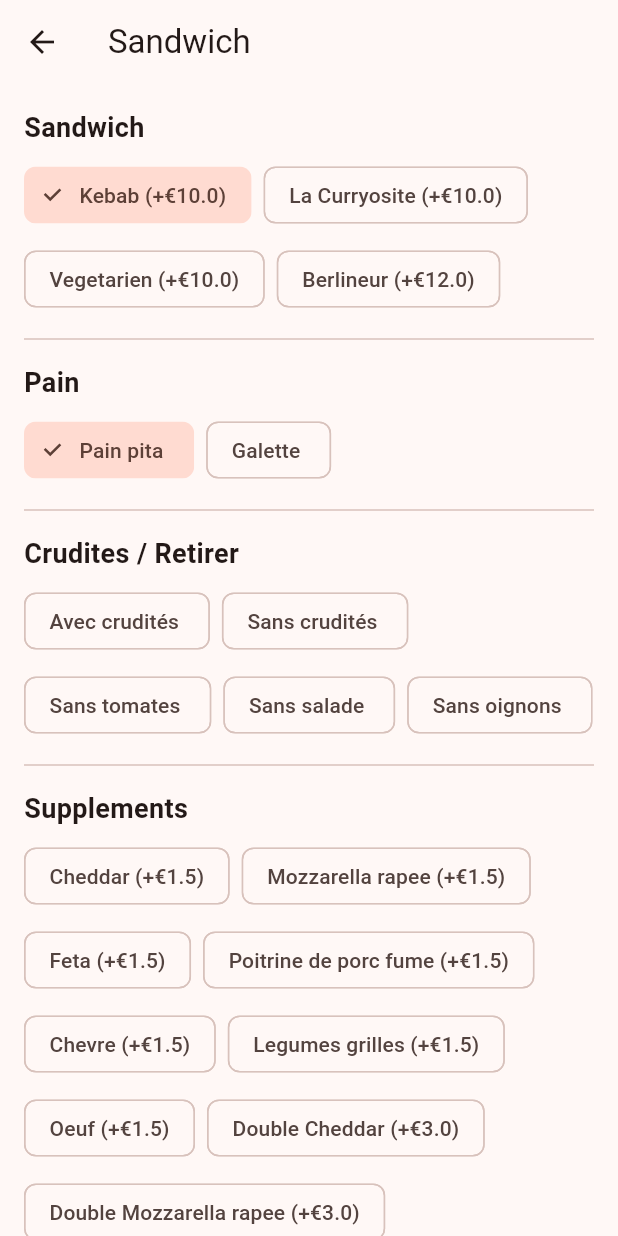
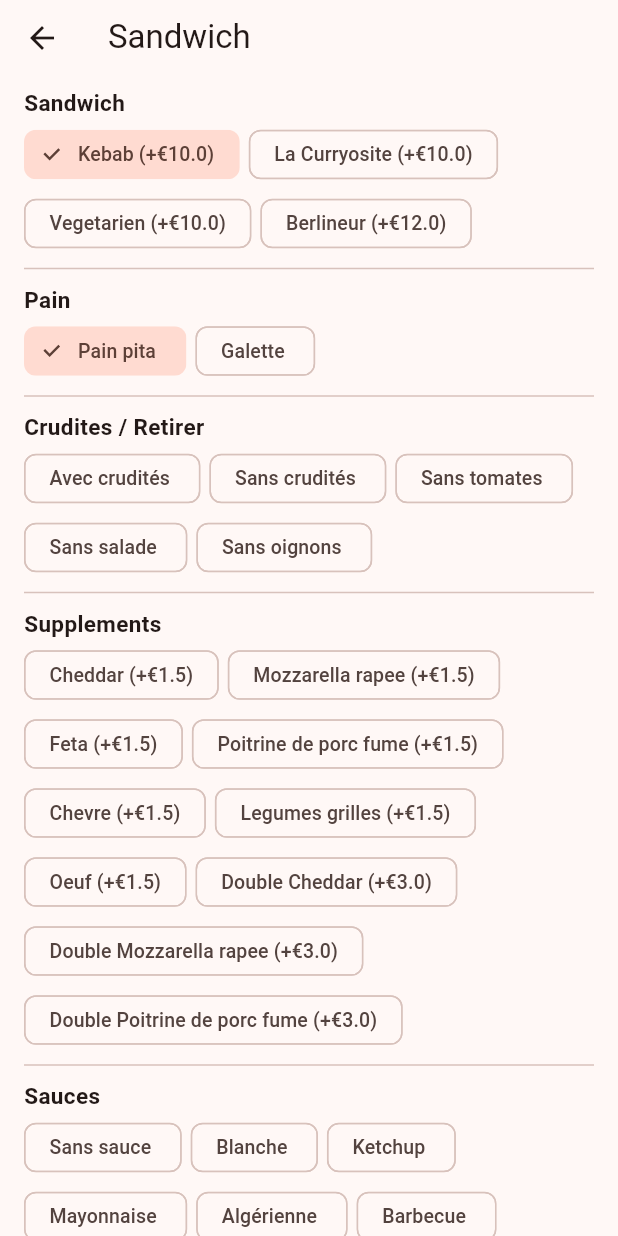
Before and after one commit to w3ruslan/biscornue2026, a Flutter app: the screen it shows after launch, after a tap on "Sandwich", on a phone screen of 412 x 824 dp. Run offline on Flutter 3.47's test engine with Material 3 defaults, Android fonts, the phone set to English and light mode, and no system bars; our stand-ins replace shared_preferences.

Commit message:
Refactor and optimize main.dart for better performance

```diff
--- a/lib/main.dart
+++ b/lib/main.dart
@@ -38,7 +38,7 @@ class App extends StatelessWidget {
 }
 
 /* =======================
-  MODÈLES & ÉTAT
+  MODÈLES & ÉTAT (MODELS & STATE)
 ======================= */
 class OptionItem {
   final String id;
@@ -117,7 +117,7 @@ class CartLine {
   final Product product;
   final Map<String, List<OptionItem>> picked;
   int qty;
-  String note; // Ajout de la note client
+  String note;
 
   CartLine({required this.product, required this.picked, this.qty = 1, this.note = ""});
 
@@ -230,27 +230,13 @@ class AppState extends ChangeNotifier {
     notifyListeners();
   }
 
-  void replaceProductAt(int i, Product p) {
-    products[i] = p;
-    _saveProducts();
+  void restoreOrderToCart(SavedOrder order) {
+    cart.addAll(order.lines);
     notifyListeners();
   }
 
   void addLineToCart(Product p, Map<String, List<OptionItem>> picked, String note, {int qty = 1}) {
     cart.add(CartLine(product: p, picked: picked, qty: qty, note: note));
-    notifyListeners();
-  }
-
-  void restoreOrderToCart(SavedOrder order) {
-    cart.addAll(order.lines);
-    notifyListeners();
-  }
-
-  void updateCartLineQty(int i, int newQty) {
-    if (i < 0 || i >= cart.length) return;
-    if (newQty < 1) newQty = 1;
-    final l = cart[i];
-    cart[i] = CartLine(product: l.product, picked: l.picked, qty: newQty, note: l.note);
     notifyListeners();
   }
 
@@ -287,22 +273,6 @@ class AppState extends ChangeNotifier {
     _saveOrders();
     notifyListeners();
   }
-
-  Future<void> setPrepMinutes(int m) async {
-    prepMinutes = m;
-    final sp = await SharedPreferences.getInstance();
-    await sp.setInt('prepMinutes', m);
-    notifyListeners();
-  }
-
-  Future<void> setPrinter(String ip, int port) async {
-    printerIp = ip;
-    printerPort = port;
-    final sp = await SharedPreferences.getInstance();
-    await sp.setString('printerIp', ip);
-    await sp.setInt('printerPort', port);
-    notifyListeners();
-  }
 }
 
 class AppScope extends InheritedNotifier<AppState> {
@@ -312,7 +282,7 @@ class AppScope extends InheritedNotifier<AppState> {
 }
 
 /* =======================
-  DATA HELPERS (FRENCH)
+  DATA HELPERS
 ======================= */
 List<OptionItem> _meats(double base) => [
       OptionItem(id: 'kebab', label: 'Kebab', price: base),
@@ -460,23 +430,24 @@ class _HomeState extends State<Home> {
       const ProductsPage(),
       const CartPage(),
       const OrdersPage(),
-      const Center(child: Text("Paramètres Admin")),
+      const Center(child: Text("Admin")),
     ];
 
     return Scaffold(
       appBar: AppBar(title: const Text('BISCORNUE')),
       body: pages[index],
       bottomNavigationBar: NavigationBar(
+        height: 60, // Tablet için daha kısa bar (Shorter bar for tablet)
         selectedIndex: index,
         onDestinationSelected: (i) => setState(() => index = i),
         destinations: [
-          const NavigationDestination(icon: Icon(Icons.grid_view_rounded), label: 'Produits'),
+          const NavigationDestination(icon: Icon(Icons.grid_view_rounded, size: 22), label: 'Produits'),
           NavigationDestination(
-            icon: Badge(label: Text('${app.cart.length}'), child: const Icon(Icons.shopping_bag_outlined)),
+            icon: Badge(label: Text('${app.cart.length}'), child: const Icon(Icons.shopping_bag_outlined, size: 22)),
             label: 'Panier',
           ),
-          const NavigationDestination(icon: Icon(Icons.receipt_long), label: 'Commandes'),
-          const NavigationDestination(icon: Icon(Icons.settings), label: 'Admin'),
+          const NavigationDestination(icon: Icon(Icons.receipt_long, size: 22), label: 'Commandes'),
+          const NavigationDestination(icon: Icon(Icons.settings, size: 22), label: 'Admin'),
         ],
       ),
     );
@@ -484,7 +455,7 @@ class _HomeState extends State<Home> {
 }
 
 /* =======================
-  PAGE PRODUITS
+  PAGE PRODUITS (OPTIMIZED FOR TABLET)
 ======================= */
 class ProductsPage extends StatelessWidget {
   const ProductsPage({super.key});
@@ -492,19 +463,26 @@ class ProductsPage extends StatelessWidget {
   Widget build(BuildContext context) {
     final app = AppScope.of(context);
     return GridView.builder(
-      padding: const EdgeInsets.all(16),
-      gridDelegate: const SliverGridDelegateWithFixedCrossAxisCount(crossAxisCount: 2, childAspectRatio: 1.4, crossAxisSpacing: 16, mainAxisSpacing: 16),
+      padding: const EdgeInsets.all(12),
+      gridDelegate: const SliverGridDelegateWithFixedCrossAxisCount(
+        crossAxisCount: 3, // Tablet için 3 sütun (3 columns for tablet)
+        childAspectRatio: 1.6,
+        crossAxisSpacing: 12,
+        mainAxisSpacing: 12
+      ),
       itemCount: app.products.length,
       itemBuilder: (_, i) => InkWell(
         onTap: () => Navigator.push(context, MaterialPageRoute(builder: (_) => ProductSelectionPage(product: app.products[i]))),
         child: Ink(
-          decoration: BoxDecoration(color: Colors.orange.shade50, borderRadius: BorderRadius.circular(24)),
+          decoration: BoxDecoration(color: Colors.orange.shade50, borderRadius: BorderRadius.circular(16)),
           child: Column(
             mainAxisAlignment: MainAxisAlignment.center,
             children: [
-              const Icon(Icons.fastfood, color: Colors.deepOrange),
-              const SizedBox(height: 8),
-              Text(app.products[i].name, style: const TextStyle(fontSize: 18, fontWeight: FontWeight.bold)),
+              const Icon(Icons.fastfood, color: Colors.deepOrange, size: 28),
+              const SizedBox(height: 4),
+              Text(app.products[i].name,
+                   style: const TextStyle(fontSize: 16, fontWeight: FontWeight.bold),
+                   textAlign: TextAlign.center),
             ],
           ),
         ),
@@ -514,7 +492,7 @@ class ProductsPage extends StatelessWidget {
 }
 
 /* =======================
-  SÉLECTION PRODUIT (ONE PAGE)
+  SÉLECTION PRODUIT (COMPACT VERSION)
 ======================= */
 class ProductSelectionPage extends StatefulWidget {
   final Product product;
@@ -556,45 +534,52 @@ class _ProductSelectionPageState extends State<ProductSelectionPage> {
   Widget build(BuildContext context) {
     final app = AppScope.of(context);
     return Scaffold(
-      appBar: AppBar(title: Text(widget.product.name)),
+      appBar: AppBar(title: Text(widget.product.name), toolbarHeight: 50),
       body: SingleChildScrollView(
-        padding: const EdgeInsets.all(16),
+        padding: const EdgeInsets.symmetric(horizontal: 16, vertical: 8),
         child: Column(
           crossAxisAlignment: CrossAxisAlignment.start,
           children: [
             for (var g in widget.product.groups) ...[
-              Text(g.title, style: const TextStyle(fontSize: 18, fontWeight: FontWeight.bold)),
-              const SizedBox(height: 8),
+              Text(g.title, style: const TextStyle(fontSize: 15, fontWeight: FontWeight.bold)),
+              const SizedBox(height: 4),
               Wrap(
-                spacing: 8,
-                runSpacing: 8,
+                spacing: 6,
+                runSpacing: 6,
                 children: g.items.map((it) {
                   final sel = (picked[g.id] ?? []).any((e) => e.id == it.id);
                   return ChoiceChip(
-                    label: Text("${it.label} ${it.price > 0 ? '(+€${it.price})' : ''}"),
+                    label: Text("${it.label} ${it.price > 0 ? '(+€${it.price})' : ''}",
+                                style: const TextStyle(fontSize: 13)),
                     selected: sel,
+                    visualDensity: VisualDensity.compact,
                     onSelected: (_) => _onToggle(g, it),
                   );
                 }).toList(),
               ),
-              const Divider(height: 32),
+              const Divider(height: 20),
             ],
-            const Text("Note pour la cuisine (ex: sans oignon)", style: TextStyle(fontWeight: FontWeight.bold)),
-            const SizedBox(height: 8),
+            const Text("Note pour la cuisine", style: TextStyle(fontWeight: FontWeight.bold, fontSize: 14)),
+            const SizedBox(height: 4),
             TextField(
               controller: noteCtrl,
-              decoration: const InputDecoration(border: OutlineInputBorder(), hintText: "Votre message..."),
+              style: const TextStyle(fontSize: 14),
+              decoration: const InputDecoration(
+                contentPadding: EdgeInsets.symmetric(horizontal: 12, vertical: 8),
+                border: OutlineInputBorder(),
+                hintText: "Ex: sans oignon..."
+              ),
             ),
-            const SizedBox(height: 32),
+            const SizedBox(height: 20),
             SizedBox(
               width: double.infinity,
-              height: 50,
+              height: 45,
               child: FilledButton(
                 onPressed: () {
                   app.addLineToCart(widget.product, picked, noteCtrl.text);
                   Navigator.pop(context);
                 },
-                child: const Text("Ajouter au Panier"),
+                child: const Text("Ajouter au Panier", style: TextStyle(fontSize: 16)),
               ),
             ),
           ],
@@ -605,7 +590,7 @@ class _ProductSelectionPageState extends State<ProductSelectionPage> {
 }
 
 /* =======================
-  DIALOGUE HEURE AVANCÉ
+  DIALOGUE HEURE AVANCÉ (COMPACT)
 ======================= */
 class AdvancedTimeDialog extends StatefulWidget {
   final int defaultMin;
@@ -627,25 +612,30 @@ class _AdvancedTimeDialogState extends State<AdvancedTimeDialog> {
   @override
   Widget build(BuildContext context) {
     return AlertDialog(
-      title: const Text("Heure de retrait"),
+      titlePadding: const EdgeInsets.all(12),
+      contentPadding: const EdgeInsets.symmetric(horizontal: 16),
+      title: const Text("Heure de retrait", style: TextStyle(fontSize: 18)),
       content: Column(
         mainAxisSize: MainAxisSize.min,
         children: [
           Text("${selected.hour.toString().padLeft(2,'0')}:${selected.minute.toString().padLeft(2,'0')}",
-               style: const TextStyle(fontSize: 48, fontWeight: FontWeight.bold, color: Colors.deepOrange)),
-          const SizedBox(height: 16),
-          const Text("Ajouter des minutes :"),
+               style: const TextStyle(fontSize: 36, fontWeight: FontWeight.bold, color: Colors.deepOrange)),
+          const SizedBox(height: 12),
+          const Text("Ajouter des minutes :", style: TextStyle(fontSize: 13)),
           const SizedBox(height: 8),
           Wrap(
-            spacing: 8,
-            runSpacing: 8,
+            spacing: 6,
+            runSpacing: 6,
             alignment: WrapAlignment.center,
-            children: quicks.map((m) => ActionChip(label: Text("+$m"), onPressed: () => setState(() => selected = DateTime.now().add(Duration(minutes: m))))).toList(),
+            children: quicks.map((m) => ActionChip(
+              label: Text("+$m", style: const TextStyle(fontSize: 12)),
+              onPressed: () => setState(() => selected = DateTime.now().add(Duration(minutes: m)))
+            )).toList(),
           ),
-          const SizedBox(height: 16),
+          const SizedBox(height: 12),
           TextButton.icon(
-            icon: const Icon(Icons.access_time),
-            label: const Text("Choisir Manuellement"),
+            icon: const Icon(Icons.access_time, size: 18),
+            label: const Text("Manuel", style: TextStyle(fontSize: 13)),
             onPressed: () async {
               final t = await showTimePicker(context: context, initialTime: TimeOfDay.fromDateTime(selected));
               if (t != null) setState(() => selected = DateTime(selected.year, selected.month, selected.day, t.hour, t.minute));
@@ -681,25 +671,27 @@ class CartPage extends StatelessWidget {
             itemBuilder: (context, i) {
               final l = app.cart[i];
               return ListTile(
-                title: Text("${l.product.name} x${l.qty}"),
-                subtitle: Text("Note: ${l.note}\n${l.picked.values.expand((e)=>e).map((e)=>e.label).join(', ')}"),
-                trailing: IconButton(icon: const Icon(Icons.delete_outline), onPressed: () => app.removeCartLineAt(i)),
+                dense: true, // Daha sıkışık liste (Denser list)
+                title: Text("${l.product.name} x${l.qty}", style: const TextStyle(fontWeight: FontWeight.bold)),
+                subtitle: Text("Note: ${l.note}\n${l.picked.values.expand((e)=>e).map((e)=>e.label).join(', ')}", style: const TextStyle(fontSize: 12)),
+                trailing: IconButton(icon: const Icon(Icons.delete_outline, size: 20), onPressed: () => app.removeCartLineAt(i)),
               );
             },
           ),
         ),
         Container(
-          padding: const EdgeInsets.all(16),
+          padding: const EdgeInsets.all(12),
           color: Colors.grey.shade100,
           child: Column(
             children: [
               Row(mainAxisAlignment: MainAxisAlignment.spaceBetween, children: [
-                const Text("TOTAL", style: TextStyle(fontSize: 20, fontWeight: FontWeight.bold)),
-                Text("€${total.toStringAsFixed(2)}", style: const TextStyle(fontSize: 20, fontWeight: FontWeight.bold)),
+                const Text("TOTAL", style: TextStyle(fontSize: 18, fontWeight: FontWeight.bold)),
+                Text("€${total.toStringAsFixed(2)}", style: const TextStyle(fontSize: 18, fontWeight: FontWeight.bold)),
               ]),
-              const SizedBox(height: 16),
+              const SizedBox(height: 12),
               SizedBox(
                 width: double.infinity,
+                height: 45,
                 child: FilledButton(
                   onPressed: () async {
                     final name = await _askName(context);
@@ -724,8 +716,8 @@ class CartPage extends StatelessWidget {
     builder: (ctx) {
       final ctrl = TextEditingController();
       return AlertDialog(
-        title: const Text("Nom du client"),
-        content: TextField(controller: ctrl, autofocus: true, decoration: const InputDecoration(hintText: "Écrire le nom")),
+        title: const Text("Nom du client", style: TextStyle(fontSize: 16)),
+        content: TextField(controller: ctrl, autofocus: true, style: const TextStyle(fontSize: 14)),
         actions: [
           TextButton(onPressed: () => Navigator.pop(ctx), child: const Text("Annuler")),
           FilledButton(onPressed: () => Navigator.pop(ctx, ctrl.text.trim()), child: const Text("OK")),
@@ -750,18 +742,19 @@ class OrdersPage extends StatelessWidget {
       itemBuilder: (context, i) {
         final o = orders[i];
         return Card(
-          margin: const EdgeInsets.symmetric(horizontal: 12, vertical: 6),
+          margin: const EdgeInsets.symmetric(horizontal: 12, vertical: 4),
           child: ListTile(
-            title: Text("${o.customer} - €${o.total.toStringAsFixed(2)}"),
-            subtitle: Text("Prêt à: ${o.readyAt.hour}:${o.readyAt.minute.toString().padLeft(2, '0')}"),
+            dense: true,
+            title: Text("${o.customer} - €${o.total.toStringAsFixed(2)}", style: const TextStyle(fontWeight: FontWeight.bold)),
+            subtitle: Text("Prêt à: ${o.readyAt.hour}:${o.readyAt.minute.toString().padLeft(2, '0')}", style: const TextStyle(fontSize: 12)),
             trailing: Row(
               mainAxisSize: MainAxisSize.min,
               children: [
-                IconButton(icon: const Icon(Icons.edit, color: Colors.blue), onPressed: () {
+                IconButton(icon: const Icon(Icons.edit, color: Colors.blue, size: 20), onPressed: () {
                   app.restoreOrderToCart(o);
-                  ScaffoldMessenger.of(context).showSnackBar(const SnackBar(content: Text("Commande rétablie dans le panier")));
+                  ScaffoldMessenger.of(context).showSnackBar(const SnackBar(content: Text("Rétablie dans le panier")));
                 }),
-                IconButton(icon: const Icon(Icons.print), onPressed: () => printOrderAndroidWith(o, app.printerIp, app.printerPort)),
+                IconButton(icon: const Icon(Icons.print, size: 20), onPressed: () => printOrderAndroidWith(o, app.printerIp, app.printerPort)),
               ],
             ),
           ),
@@ -772,12 +765,12 @@ class OrdersPage extends StatelessWidget {
 }
 
 /* =======================
-  YAZICI (ESC/POS)
+  YAZICI FONKSİYONU (REMAINS SAME)
 ======================= */
 Future<void> printOrderAndroidWith(SavedOrder o, String ip, int port) async {
   try {
     final socket = await Socket.connect(ip, port, timeout: const Duration(seconds: 5));
-    socket.add([27, 64]); // Init
+    socket.add([27, 64]);
     socket.write("\n*** BISCORNUE ***\n");
     socket.write("Client: ${o.customer}\n");
     socket.write("Pret a: ${o.readyAt.hour}:${o.readyAt.minute.toString().padLeft(2, '0')}\n");
@@ -792,7 +785,7 @@ Future<void> printOrderAndroidWith(SavedOrder o, String ip, int port) async {
     }
     socket.write("--------------------------------\n");
     socket.write("TOTAL: ${o.total.toStringAsFixed(2)} Euro\n\n\n");
-    socket.add([29, 86, 66, 0]); // Cut
+    socket.add([29, 86, 66, 0]);
     await socket.flush();
     await socket.close();
   } catch (e) {
```
